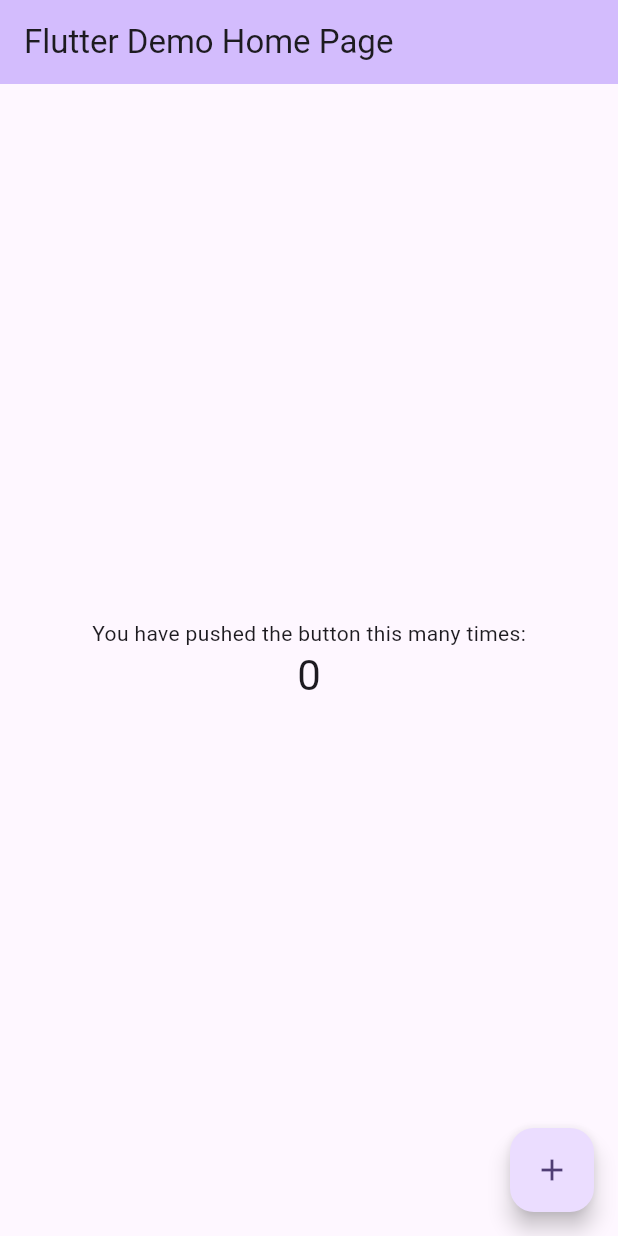
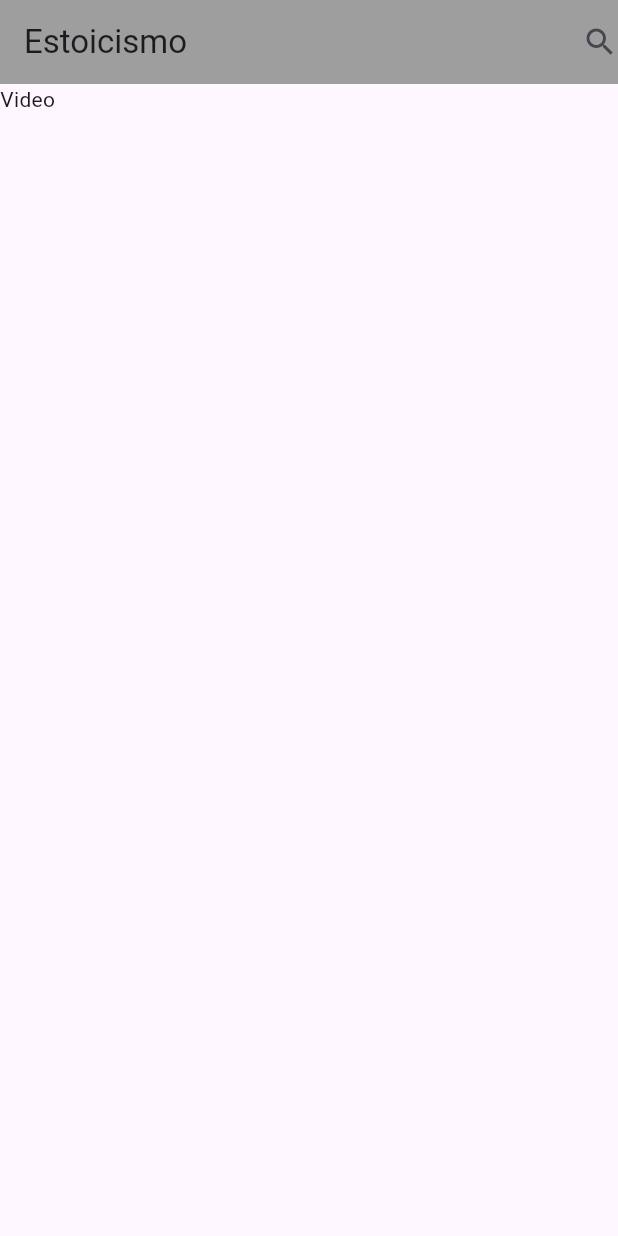
Before and after one commit to AlexisPinzoon/appMovil, a Flutter app: the screen it shows after launch, on a phone screen of 412 x 824 dp. Run offline on Flutter 3.47's test engine with Material 3 defaults, Android fonts, the phone set to English and light mode, and no system bars.

Commit message:
creando appbar

```diff
--- a/lib/main.dart
+++ b/lib/main.dart
@@ -1,3 +1,4 @@
+import 'package:app_project/widgets/video_card.dart';
 import 'package:flutter/material.dart';
 
 void main() {
@@ -11,7 +12,7 @@
   @override
   Widget build(BuildContext context) {
     return MaterialApp(
-      title: 'Flutter Demo',
+      title: 'Estoicismo',
       theme: ThemeData(
         // This is the theme of your application.
         //
@@ -28,98 +29,31 @@
         //
         // This works for code too, not just values: Most code changes can be
         // tested with just a hot reload.
-        colorScheme: ColorScheme.fromSeed(seedColor: Colors.deepPurple),
         useMaterial3: true,
       ),
-      home: const MyHomePage(title: 'Flutter Demo Home Page'),
+      home:  MyHomePage(),
+      debugShowCheckedModeBanner: false,
+    );
+
+  }
+}
+
+class MyHomePage extends StatelessWidget {
+  const MyHomePage({super.key});
+
+  @override
+  Widget build(BuildContext context){
+    return Scaffold(
+      appBar: AppBar(
+        title: const Text("Estoicismo"),
+        backgroundColor: Colors.grey,
+        actions: [
+          const Icon(Icons.search),
+        ],
+      ),
+      body: Column(children: [
+        VideoCard(),
+      ],),
     );
   }
 }
-
-class MyHomePage extends StatefulWidget {
-  const MyHomePage({super.key, required this.title});
-
-  // This widget is the home page of your application. It is stateful, meaning
-  // that it has a State object (defined below) that contains fields that affect
-  // how it looks.
-
-  // This class is the configuration for the state. It holds the values (in this
-  // case the title) provided by the parent (in this case the App widget) and
-  // used by the build method of the State. Fields in a Widget subclass are
-  // always marked "final".
-
-  final String title;
-
-  @override
-  State<MyHomePage> createState() => _MyHomePageState();
-}
-
-class _MyHomePageState extends State<MyHomePage> {
-  int _counter = 0;
-
-  void _incrementCounter() {
-    setState(() {
-      // This call to setState tells the Flutter framework that something has
-      // changed in this State, which causes it to rerun the build method below
-      // so that the display can reflect the updated values. If we changed
-      // _counter without calling setState(), then the build method would not be
-      // called again, and so nothing would appear to happen.
-      _counter++;
-    });
-  }
-
-  @override
-  Widget build(BuildContext context) {
-    // This method is rerun every time setState is called, for instance as done
-    // by the _incrementCounter method above.
-    //
-    // The Flutter framework has been optimized to make rerunning build methods
-    // fast, so that you can just rebuild anything that needs updating rather
-    // than having to individually change instances of widgets.
-    return Scaffold(
-      appBar: AppBar(
-        // TRY THIS: Try changing the color here to a specific color (to
-        // Colors.amber, perhaps?) and trigger a hot reload to see the AppBar
-        // change color while the other colors stay the same.
-        backgroundColor: Theme.of(context).colorScheme.inversePrimary,
-        // Here we take the value from the MyHomePage object that was created by
-        // the App.build method, and use it to set our appbar title.
-        title: Text(widget.title),
-      ),
-      body: Center(
-        // Center is a layout widget. It takes a single child and positions it
-        // in the middle of the parent.
-        child: Column(
-          // Column is also a layout widget. It takes a list of children and
-          // arranges them vertically. By default, it sizes itself to fit its
-          // children horizontally, and tries to be as tall as its parent.
-          //
-          // Column has various properties to control how it sizes itself and
-          // how it positions its children. Here we use mainAxisAlignment to
-          // center the children vertically; the main axis here is the vertical
-          // axis because Columns are vertical (the cross axis would be
-          // horizontal).
-          //
-          // TRY THIS: Invoke "debug painting" (choose the "Toggle Debug Paint"
-          // action in the IDE, or press "p" in the console), to see the
-          // wireframe for each widget.
-          mainAxisAlignment: MainAxisAlignment.center,
-          children: <Widget>[
-            const Text(
-              'You have pushed the button this many times:',
-            ),
-            Text(
-              '$_counter',
-              style: Theme.of(context).textTheme.headlineMedium,
-            ),
-          ],
-        ),
-      ),
-      floatingActionButton: FloatingActionButton(
-        onPressed: _incrementCounter,
-        tooltip: 'Increment',
-        child: const Icon(Icons.add),
-      ), // This trailing comma makes auto-formatting nicer for build methods.
-    );
-  }
-}
--- /dev/null
+++ b/lib/widgets/video_card.dart
@@ -0,0 +1,12 @@
+import "package:flutter/material.dart";
+
+class VideoCard extends StatelessWidget {
+  const VideoCard({super.key});
+
+  @override
+  Widget build(BuildContext context) {
+    return  Container(
+      child: Text("Video"),
+    );
+  }
+}
```
